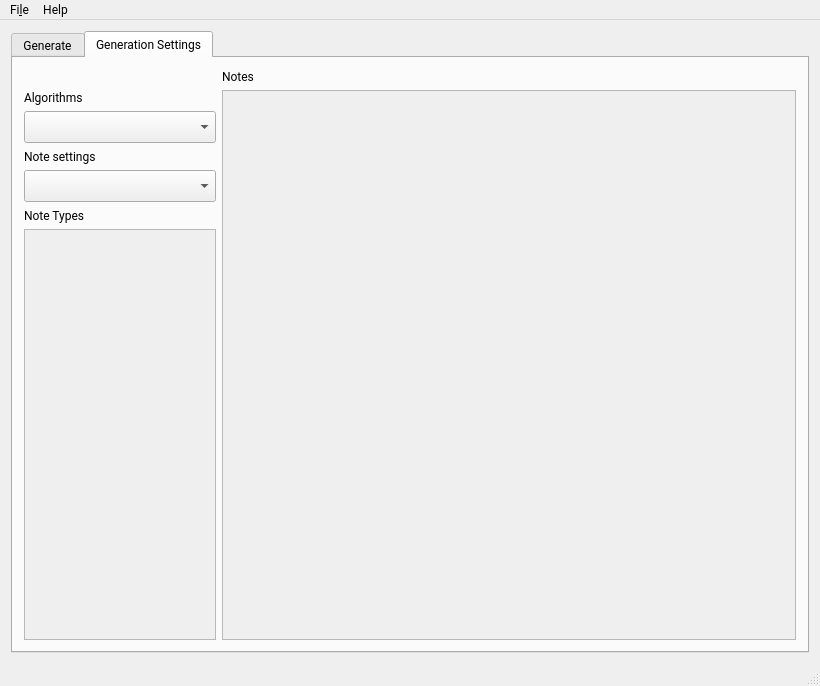
Jared-Gross/Algorhythm, file Music_Generator/mainwindow.ui: the form before one commit.
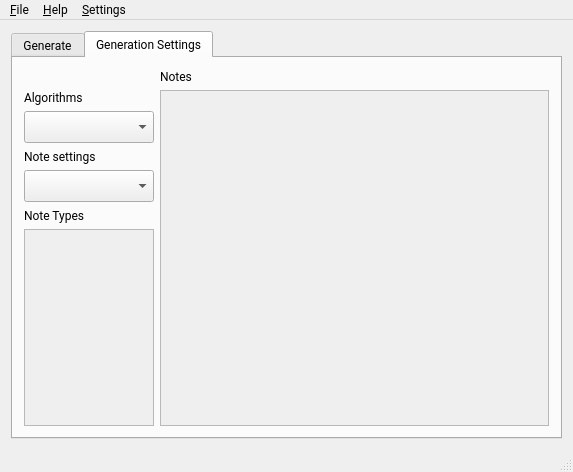
The form after the commit. The open tabs and pages were chosen to show the change.

Diff of the .ui file:
```diff
--- a/Music_Generator/mainwindow.ui
+++ b/Music_Generator/mainwindow.ui
@@ -6,8 +6,8 @@
    <rect>
     <x>0</x>
     <y>0</y>
-    <width>820</width>
-    <height>686</height>
+    <width>573</width>
+    <height>472</height>
    </rect>
   </property>
   <property name="sizePolicy">
@@ -232,8 +232,8 @@
               <rect>
                <x>0</x>
                <y>0</y>
-               <width>576</width>
-               <height>544</height>
+               <width>390</width>
+               <height>346</height>
               </rect>
              </property>
              <layout class="QGridLayout" name="gridLayout_10">
@@ -273,8 +273,8 @@
                 <rect>
                  <x>0</x>
                  <y>0</y>
-                 <width>188</width>
-                 <height>388</height>
+                 <width>125</width>
+                 <height>215</height>
                 </rect>
                </property>
                <layout class="QGridLayout" name="gridLayout_11">
@@ -351,24 +351,31 @@
     <rect>
      <x>0</x>
      <y>0</y>
-     <width>820</width>
-     <height>23</height>
+     <width>573</width>
+     <height>21</height>
     </rect>
    </property>
    <widget class="QMenu" name="menutest">
     <property name="title">
-     <string>Fi&amp;le</string>
+     <string>&amp;File</string>
     </property>
     <addaction name="actionExport"/>
     <addaction name="action_Import"/>
    </widget>
    <widget class="QMenu" name="menuHelp">
     <property name="title">
-     <string>Help</string>
+     <string>&amp;Help</string>
     </property>
    </widget>
+   <widget class="QMenu" name="menu_View">
+    <property name="title">
+     <string>&amp;Settings</string>
+    </property>
+    <addaction name="actionPrefrences"/>
+   </widget>
    <addaction name="menutest"/>
    <addaction name="menuHelp"/>
+   <addaction name="menu_View"/>
   </widget>
   <widget class="QStatusBar" name="statusBar"/>
   <action name="actionExport">
```
Left out of the diff: 11 changed lines with no effect on the pictures.
